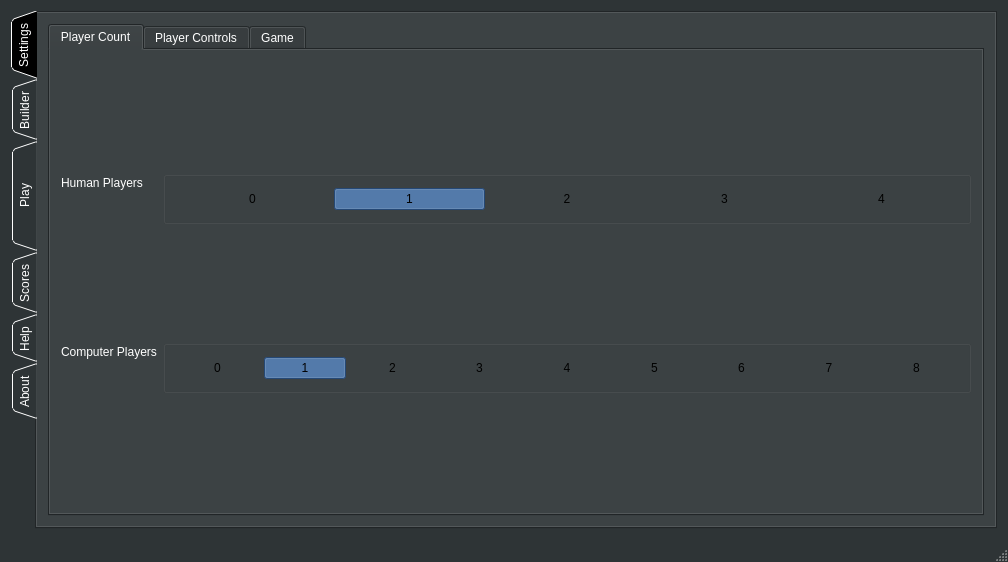
SwissalpS/QtSssSNibblers, file MainWindow.ui: the form before one commit.
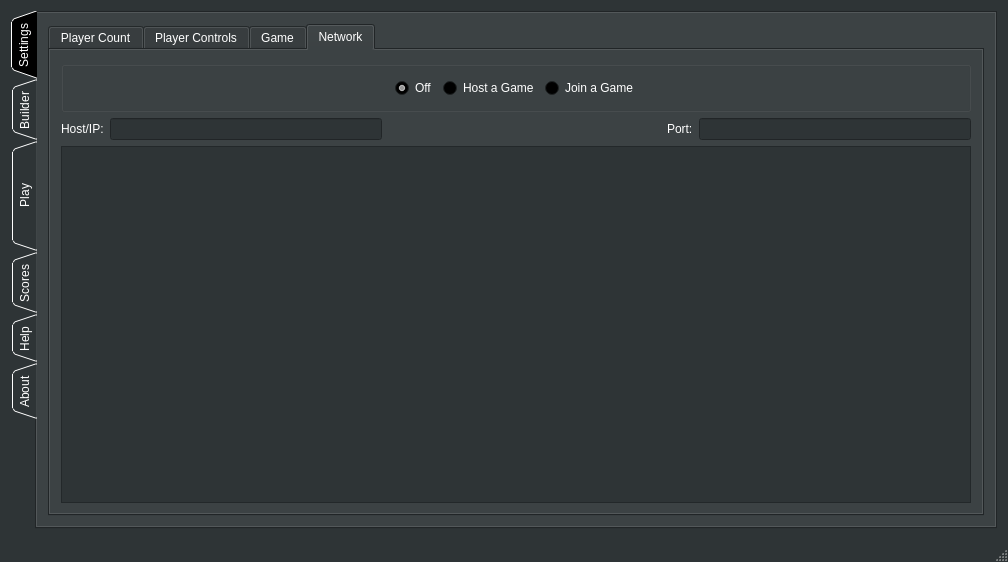
The form after the commit. The open tabs and pages were chosen to show the change.

Commit message: stash changes for Network as I want to reorganize the objects

The edit to the form file:
```diff
--- a/MainWindow.ui
+++ b/MainWindow.ui
@@ -458,7 +458,7 @@
         <item row="0" column="1">
          <widget class="QTabWidget" name="tabSettingsInner">
           <property name="currentIndex">
-           <number>0</number>
+           <number>3</number>
           </property>
           <widget class="QWidget" name="tabPlayerCount">
            <attribute name="title">
@@ -1830,6 +1830,161 @@
                <size>
                 <width>20</width>
                 <height>40</height>
+               </size>
+              </property>
+             </spacer>
+            </item>
+            <item row="11" column="0">
+             <widget class="QLabel" name="label_42">
+              <property name="enabled">
+               <bool>true</bool>
+              </property>
+              <property name="text">
+               <string>TextLabel</string>
+              </property>
+             </widget>
+            </item>
+            <item row="11" column="1">
+             <layout class="QHBoxLayout" name="horizontalLayout">
+              <item>
+               <widget class="QPushButton" name="buttonZap0">
+                <property name="sizePolicy">
+                 <sizepolicy hsizetype="Minimum" vsizetype="Fixed">
+                  <horstretch>0</horstretch>
+                  <verstretch>0</verstretch>
+                 </sizepolicy>
+                </property>
+                <property name="text">
+                 <string>Zap To Level 0</string>
+                </property>
+               </widget>
+              </item>
+              <item>
+               <widget class="QPushButton" name="buttonZap128">
+                <property name="text">
+                 <string>Zap To 128</string>
+                </property>
+               </widget>
+              </item>
+              <item>
+               <widget class="QPushButton" name="buttonZap255">
+                <property name="text">
+                 <string>255</string>
+                </property>
+               </widget>
+              </item>
+             </layout>
+            </item>
+           </layout>
+          </widget>
+          <widget class="QWidget" name="tabNetwork">
+           <attribute name="title">
+            <string>Network</string>
+           </attribute>
+           <layout class="QGridLayout" name="gridLayout_9">
+            <item row="1" column="3">
+             <widget class="QLabel" name="label_44">
+              <property name="text">
+               <string>Port:</string>
+              </property>
+             </widget>
+            </item>
+            <item row="1" column="4">
+             <widget class="QLineEdit" name="lineEdit_2">
+              <property name="enabled">
+               <bool>false</bool>
+              </property>
+             </widget>
+            </item>
+            <item row="2" column="0" colspan="5">
+             <widget class="QTableWidget" name="tableWidget">
+              <property name="enabled">
+               <bool>false</bool>
+              </property>
+             </widget>
+            </item>
+            <item row="1" column="1">
+             <widget class="QLineEdit" name="lineEdit">
+              <property name="enabled">
+               <bool>false</bool>
+              </property>
+             </widget>
+            </item>
+            <item row="0" column="0" colspan="5">
+             <widget class="QGroupBox" name="groupBox_3">
+              <property name="title">
+               <string notr="true"/>
+              </property>
+              <layout class="QHBoxLayout" name="horizontalLayout_2">
+               <item>
+                <spacer name="horizontalSpacer_3">
+                 <property name="orientation">
+                  <enum>Qt::Horizontal</enum>
+                 </property>
+                 <property name="sizeHint" stdset="0">
+                  <size>
+                   <width>40</width>
+                   <height>20</height>
+                  </size>
+                 </property>
+                </spacer>
+               </item>
+               <item>
+                <widget class="QRadioButton" name="radioNetOff">
+                 <property name="text">
+                  <string>Off</string>
+                 </property>
+                 <property name="checked">
+                  <bool>true</bool>
+                 </property>
+                </widget>
+               </item>
+               <item>
+                <widget class="QRadioButton" name="radioNetServer">
+                 <property name="text">
+                  <string>Host a Game</string>
+                 </property>
+                </widget>
+               </item>
+               <item>
+                <widget class="QRadioButton" name="radioNetClient">
+                 <property name="text">
+                  <string>Join a Game</string>
+                 </property>
+                </widget>
+               </item>
+               <item>
+                <spacer name="horizontalSpacer_2">
+                 <property name="orientation">
+                  <enum>Qt::Horizontal</enum>
+                 </property>
+                 <property name="sizeHint" stdset="0">
+                  <size>
+                   <width>40</width>
+                   <height>20</height>
+                  </size>
+                 </property>
+                </spacer>
+               </item>
+              </layout>
+             </widget>
+            </item>
+            <item row="1" column="0">
+             <widget class="QLabel" name="label_43">
+              <property name="text">
+               <string>Host/IP:</string>
+              </property>
+             </widget>
+            </item>
+            <item row="1" column="2">
+             <spacer name="horizontalSpacer">
+              <property name="orientation">
+               <enum>Qt::Horizontal</enum>
+              </property>
+              <property name="sizeHint" stdset="0">
+               <size>
+                <width>8</width>
+                <height>20</height>
                </size>
               </property>
              </spacer>
```
Left out of the diff: 40 changed lines with no effect on the pictures. The commit also changes 4 other files.
